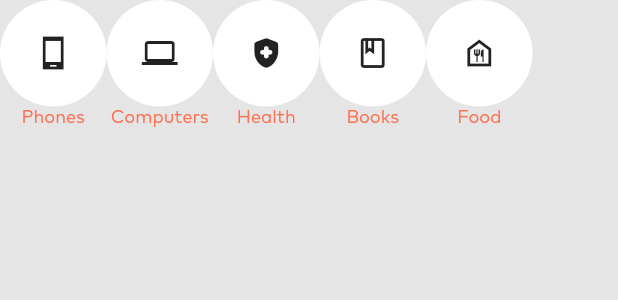
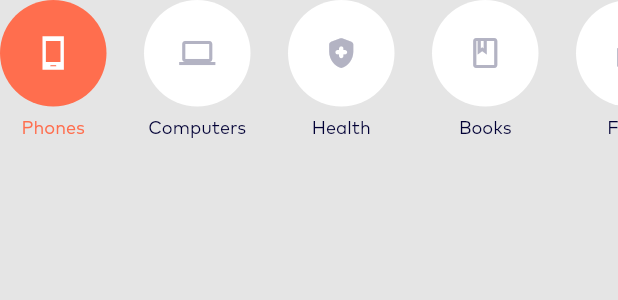
Before and after one commit to Kirazavrik/ecommerce_app, a Flutter app: the SelectCategoryView widget shown alone on an empty page, opened directly, on a phone screen of 412 x 824 dp. Shown: the top 300 px of the screen. Run offline on Flutter 3.47's test engine with Material 2 defaults, Android fonts, the phone set to English and light mode, and no system bars; our stand-ins replace bloc, flutter_bloc, get, google_fonts; network calls fail.

Commit message:
added category selector and search field

```diff
--- a/lib/widgets/home_page_widgets.dart
+++ b/lib/widgets/home_page_widgets.dart
@@ -1,4 +1,5 @@
 import 'package:flutter/material.dart';
+import 'package:get/get.dart';
 
 import '../constants.dart';
 
@@ -57,7 +58,14 @@ class HomePageHeader extends StatelessWidget {
   }
 }
 
-class SelectCategoryView extends StatelessWidget {
+class SelectCategoryView extends StatefulWidget {
+  const SelectCategoryView({Key? key}) : super(key: key);
+
+  @override
+  State<StatefulWidget> createState() => SelectCategoryState();
+}
+
+class SelectCategoryState extends State<SelectCategoryView> {
   final List<String> categoryTitle = <String>[
     'Phones',
     'Computers',
@@ -73,29 +81,92 @@ class SelectCategoryView extends StatelessWidget {
     Icons.food_bank_outlined
   ];
 
+  late List<bool> _selected = List.generate(5, (i) => false);
+
+  @override
+  initState() {
+    _selected[0] = true;
+  }
+
   @override
   Widget build(BuildContext context) {
-    return Container(
-      height: 200,
+    return SizedBox(
+      height: 95,
       child: ListView.builder(
           scrollDirection: Axis.horizontal,
           itemCount: icons.length,
           itemBuilder: (BuildContext context, int index) {
-            return Column(
+            return GestureDetector(
+                onTap: () {
+                  setState(() {
+                    _selected = List.generate(5, (i) => false);
+                    _selected[index] = !_selected[index];
+                  });
+                },
+                child: Padding(
+                  padding: const EdgeInsets.only(right: 25),
+                  child: Column(
                     children: [
                       Container(
                         height: 71,
                         width: 71,
                         decoration: BoxDecoration(
-                    color: Colors.white,
-                    shape: BoxShape.circle
+                            color: _selected[index]
+                                ? secondaryColor
+                                : Colors.white,
+                            shape: BoxShape.circle),
+                        child: Icon(
+                          icons[index],
+                          color: _selected[index]
+                              ? Colors.white
+                              : const Color(0xffb3b3c3),
                         ),
-                  child: Icon(icons[index]),
                       ),
-                Text(categoryTitle[index], style: TextStyle(color: secondaryColor, fontSize: 12),)
+                      Padding(
+                        padding: const EdgeInsets.only(top: 7.0),
+                        child: Text(
+                          categoryTitle[index],
+                          style: TextStyle(
+                              color: _selected[index]
+                                  ? secondaryColor
+                                  : primaryColor,
+                              fontSize: 12),
+                        ),
+                      )
                     ],
-            );
+                  ),
+                ));
           }),
     );
   }
 }
+
+class SearchField extends StatelessWidget {
+
+  @override
+  Widget build(BuildContext context) {
+    return Row(
+      mainAxisAlignment: MainAxisAlignment.spaceBetween,
+      children: const [
+        Expanded(
+          child: SizedBox(
+            height: 34,
+            width: 300,
+            child: TextField(
+
+              decoration: InputDecoration(
+                prefixIcon: Icon(Icons.search),
+                border: OutlineInputBorder(borderRadius: BorderRadius.all(Radius.circular(50)))
+              ),
+            ),
+          ),
+        ),
+        Padding(
+          padding: EdgeInsets.only(left: 11.0),
+          child: Icon(Icons.add),
+        )
+      ],
+    );
+  }
+
+}
```
Also changed, not shown: lib/home_page/home_page.dart (+4 -3 lines). Lines whose indentation alone changed are shown as unchanged.
